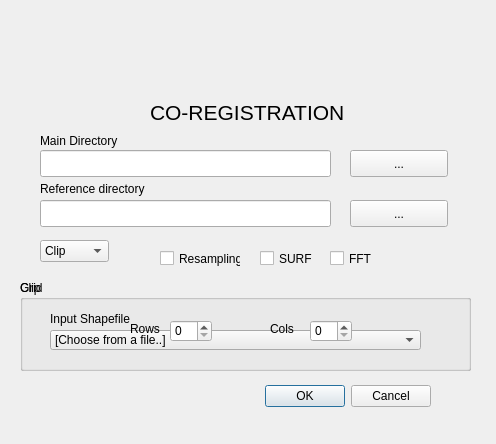
Before: the Qt Designer form uis/ui_coregistration.ui in SENSUM-project/sensum_rs_qgis, drawn with Qt 5.
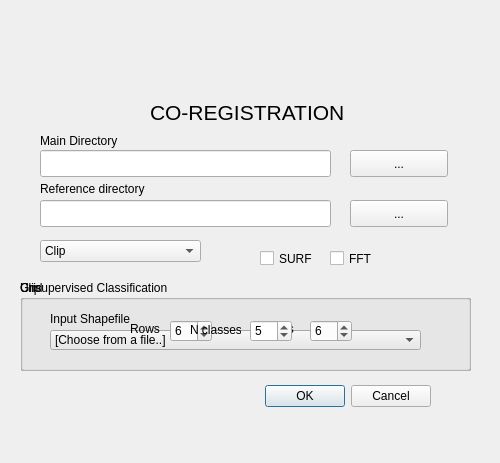
After: the same form once the commit is applied. Icons and pictures are not drawn.

```diff
--- a/uis/ui_coregistration.ui
+++ b/uis/ui_coregistration.ui
@@ -6,20 +6,20 @@
    <rect>
     <x>0</x>
     <y>0</y>
-    <width>496</width>
-    <height>444</height>
+    <width>500</width>
+    <height>463</height>
    </rect>
   </property>
   <property name="minimumSize">
    <size>
-    <width>496</width>
-    <height>444</height>
+    <width>500</width>
+    <height>463</height>
    </size>
   </property>
   <property name="maximumSize">
    <size>
-    <width>496</width>
-    <height>444</height>
+    <width>500</width>
+    <height>463</height>
    </size>
   </property>
   <property name="windowTitle">
@@ -179,7 +179,7 @@
     <rect>
      <x>40</x>
      <y>240</y>
-     <width>69</width>
+     <width>161</width>
      <height>22</height>
     </rect>
    </property>
@@ -256,6 +256,9 @@
       <height>22</height>
      </rect>
     </property>
+    <property name="value">
+     <number>6</number>
+    </property>
    </widget>
    <widget class="QSpinBox" name="spinBox_cols">
     <property name="geometry">
@@ -266,6 +269,9 @@
       <height>22</height>
      </rect>
     </property>
+    <property name="value">
+     <number>6</number>
+    </property>
    </widget>
    <widget class="QLabel" name="label_tobechange_3">
     <property name="geometry">
@@ -294,19 +300,6 @@
     </property>
    </widget>
   </widget>
-  <widget class="QCheckBox" name="checkBox_resampling">
-   <property name="geometry">
-    <rect>
-     <x>160</x>
-     <y>250</y>
-     <width>81</width>
-     <height>17</height>
-    </rect>
-   </property>
-   <property name="text">
-    <string>Resampling</string>
-   </property>
-  </widget>
   <widget class="QCheckBox" name="checkBox_surf">
    <property name="geometry">
     <rect>
@@ -333,6 +326,45 @@
     <string>FFT</string>
    </property>
   </widget>
+  <widget class="QGroupBox" name="groupBox_unsupervised_classification">
+   <property name="geometry">
+    <rect>
+     <x>20</x>
+     <y>280</y>
+     <width>451</width>
+     <height>91</height>
+    </rect>
+   </property>
+   <property name="title">
+    <string>Unsupervised Classification</string>
+   </property>
+   <widget class="QSpinBox" name="spinBox_nclasses">
+    <property name="geometry">
+     <rect>
+      <x>230</x>
+      <y>40</y>
+      <width>42</width>
+      <height>22</height>
+     </rect>
+    </property>
+    <property name="value">
+     <number>5</number>
+    </property>
+   </widget>
+   <widget class="QLabel" name="label_tobechange_6">
+    <property name="geometry">
+     <rect>
+      <x>170</x>
+      <y>40</y>
+      <width>51</width>
+      <height>20</height>
+     </rect>
+    </property>
+    <property name="text">
+     <string>N classes</string>
+    </property>
+   </widget>
+  </widget>
  </widget>
  <resources/>
  <connections>
```
Left out of the diff: 5 changed lines with no effect on the pictures.
